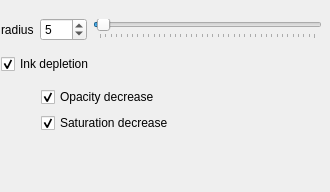
This is krita/plugins/paintops/sand/wdgsandoptions.ui in KDE/calligra as Qt 5 draws it before an edit. The edited form follows.
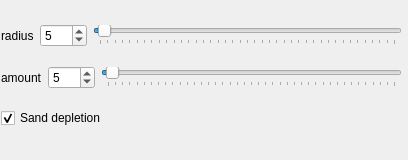
This is the edited form.

Commit message: Modified and loaded the sand settings widget with its properties. No particle painting yet. 	modified:   krita/plugins/paintops/sand/kis_sand_paintop.cpp 	modified:   krita/plugins/paintops/sand/kis_sand_paintop_settings.cpp 	modified:   krita/plugins/paintops/sand/kis_sand_paintop_settings.h 	modified:   krita/plugins/paintops/sand/kis_sandop_option.h 	modified:   krita/plugins/paintops/sand/sand_brush.cpp 	modified:   krita/plugins/paintops/sand/sand_brush.h 	modified:   krita/plugins/paintops/sand/wdgsandoptions.ui

Diff of the .ui file:
```diff
--- a/krita/plugins/paintops/sand/wdgsandoptions.ui
+++ b/krita/plugins/paintops/sand/wdgsandoptions.ui
@@ -6,8 +6,8 @@
    <rect>
     <x>0</x>
     <y>0</y>
-    <width>330</width>
-    <height>192</height>
+    <width>408</width>
+    <height>160</height>
    </rect>
   </property>
   <property name="sizePolicy">
@@ -22,12 +22,12 @@
     <height>60</height>
    </size>
   </property>
-  <widget class="QWidget" name="">
+  <widget class="QWidget" name="layoutWidget">
    <property name="geometry">
     <rect>
      <x>1</x>
      <y>11</y>
-     <width>321</width>
+     <width>401</width>
      <height>131</height>
     </rect>
    </property>
@@ -70,71 +70,52 @@
      </layout>
     </item>
     <item>
-     <widget class="QCheckBox" name="inkDepletionCHBox">
+     <layout class="QHBoxLayout" name="amountLayout">
+      <item>
+       <widget class="QLabel" name="amountLabel">
+        <property name="text">
+         <string>amount</string>
+        </property>
+       </widget>
+      </item>
+      <item>
+       <widget class="QSpinBox" name="amountSpinBox">
+        <property name="maximum">
+         <number>400</number>
+        </property>
+        <property name="value">
+         <number>5</number>
+        </property>
+       </widget>
+      </item>
+      <item>
+       <widget class="QSlider" name="amountSlider">
+        <property name="maximum">
+         <number>400</number>
+        </property>
+        <property name="value">
+         <number>5</number>
+        </property>
+        <property name="orientation">
+         <enum>Qt::Horizontal</enum>
+        </property>
+        <property name="tickPosition">
+         <enum>QSlider::TicksBelow</enum>
+        </property>
+       </widget>
+      </item>
+     </layout>
+    </item>
+    <item>
+     <widget class="QCheckBox" name="sandDepletionCHBox">
       <property name="text">
-       <string>Ink depletion</string>
+       <string>Sand depletion</string>
       </property>
       <property name="checked">
        <bool>true</bool>
       </property>
      </widget>
     </item>
-    <item>
-     <layout class="QGridLayout" name="gridLayout">
-      <item row="0" column="1">
-       <widget class="QCheckBox" name="opacity">
-        <property name="text">
-         <string>Opacity decrease</string>
-        </property>
-        <property name="checked">
-         <bool>true</bool>
-        </property>
-       </widget>
-      </item>
-      <item row="2" column="1">
-       <widget class="QCheckBox" name="saturation">
-        <property name="text">
-         <string>Saturation decrease</string>
-        </property>
-        <property name="checked">
-         <bool>true</bool>
-        </property>
-       </widget>
-      </item>
-      <item row="0" column="0">
-       <spacer name="horizontalSpacer">
-        <property name="orientation">
-         <enum>Qt::Horizontal</enum>
-        </property>
-        <property name="sizeType">
-         <enum>QSizePolicy::Fixed</enum>
-        </property>
-        <property name="sizeHint" stdset="0">
-         <size>
-          <width>40</width>
-          <height>20</height>
-         </size>
-        </property>
-       </spacer>
-      </item>
-      <item row="2" column="0">
-       <spacer name="horizontalSpacer_2">
-        <property name="orientation">
-         <enum>Qt::Horizontal</enum>
-        </property>
-        <property name="sizeType">
-         <enum>QSizePolicy::Fixed</enum>
-        </property>
-        <property name="sizeHint" stdset="0">
-         <size>
-          <width>40</width>
-          <height>20</height>
-         </size>
-        </property>
-       </spacer>
-      </item>
-     </layout>
-    </item>
    </layout>
   </widget>
  </widget>
```
Left out of the diff: 40 changed lines with no effect on the pictures. The commit also changes 6 other files.
